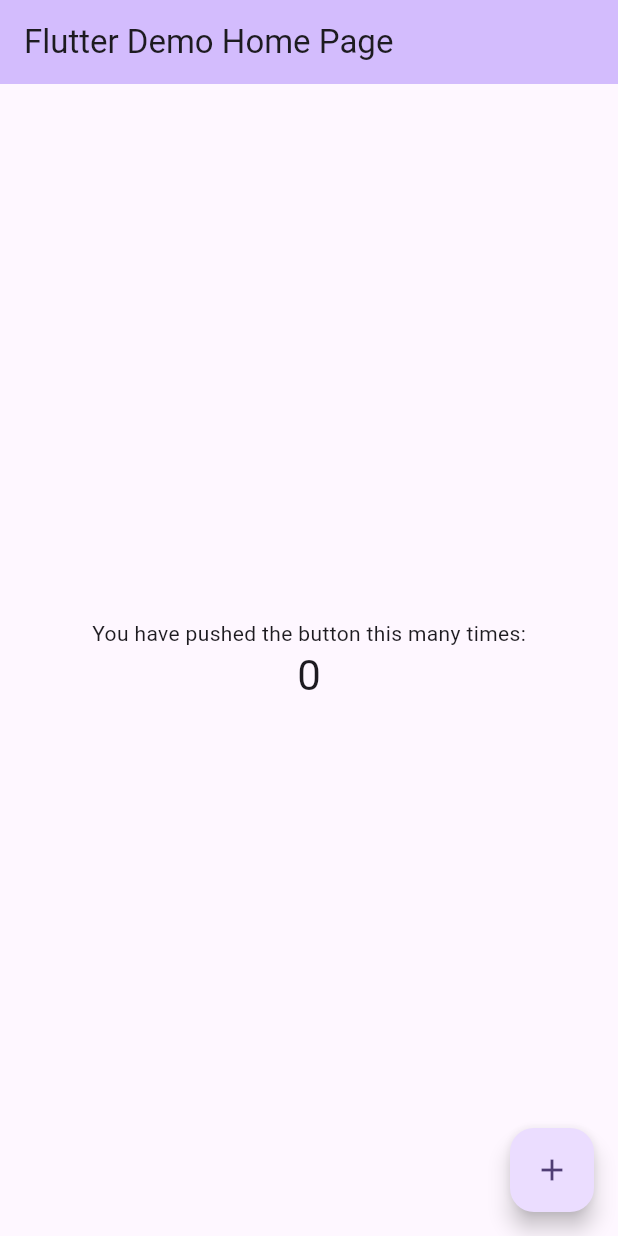
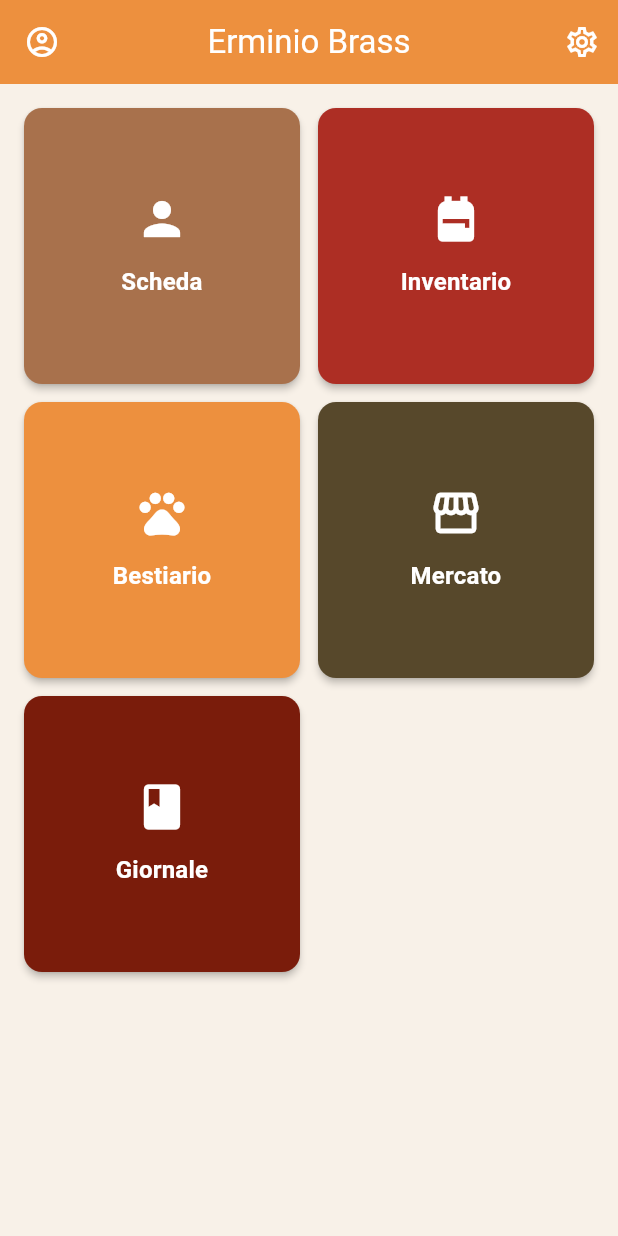
Before and after one commit to Hugene/guild-companion, a Flutter app: the screen it shows after launch, on a phone screen of 412 x 824 dp. Run offline on Flutter 3.47's test engine with Material 3 defaults, Android fonts, the phone set to English and light mode, and no system bars; our stand-ins replace flutter_riverpod.

Commit message:
new overview + models

```diff
--- a/lib/main.dart
+++ b/lib/main.dart
@@ -1,122 +1,21 @@
 import 'package:flutter/material.dart';
+import 'package:flutter_riverpod/flutter_riverpod.dart';
+import 'package:guild_companion/screens/overview_page.dart';
+import 'package:guild_companion/theme.dart';
 
 void main() {
-  runApp(const MyApp());
+  runApp(const ProviderScope(child: MyApp()));
 }
 
 class MyApp extends StatelessWidget {
   const MyApp({super.key});
 
-  // This widget is the root of your application.
   @override
   Widget build(BuildContext context) {
     return MaterialApp(
-      title: 'Flutter Demo',
-      theme: ThemeData(
-        // This is the theme of your application.
-        //
-        // TRY THIS: Try running your application with "flutter run". You'll see
-        // the application has a purple toolbar. Then, without quitting the app,
-        // try changing the seedColor in the colorScheme below to Colors.green
-        // and then invoke "hot reload" (save your changes or press the "hot
-        // reload" button in a Flutter-supported IDE, or press "r" if you used
-        // the command line to start the app).
-        //
-        // Notice that the counter didn't reset back to zero; the application
-        // state is not lost during the reload. To reset the state, use hot
-        // restart instead.
-        //
-        // This works for code too, not just values: Most code changes can be
-        // tested with just a hot reload.
-        colorScheme: .fromSeed(seedColor: Colors.deepPurple),
-      ),
-      home: const MyHomePage(title: 'Flutter Demo Home Page'),
+      title: 'Guild Companion',
+      theme: AppTheme.light(),
+      home: const OverviewPage(),
     );
   }
 }
-
-class MyHomePage extends StatefulWidget {
-  const MyHomePage({super.key, required this.title});
-
-  // This widget is the home page of your application. It is stateful, meaning
-  // that it has a State object (defined below) that contains fields that affect
-  // how it looks.
-
-  // This class is the configuration for the state. It holds the values (in this
-  // case the title) provided by the parent (in this case the App widget) and
-  // used by the build method of the State. Fields in a Widget subclass are
-  // always marked "final".
-
-  final String title;
-
-  @override
-  State<MyHomePage> createState() => _MyHomePageState();
-}
-
-class _MyHomePageState extends State<MyHomePage> {
-  int _counter = 0;
-
-  void _incrementCounter() {
-    setState(() {
-      // This call to setState tells the Flutter framework that something has
-      // changed in this State, which causes it to rerun the build method below
-      // so that the display can reflect the updated values. If we changed
-      // _counter without calling setState(), then the build method would not be
-      // called again, and so nothing would appear to happen.
-      _counter++;
-    });
-  }
-
-  @override
-  Widget build(BuildContext context) {
-    // This method is rerun every time setState is called, for instance as done
-    // by the _incrementCounter method above.
-    //
-    // The Flutter framework has been optimized to make rerunning build methods
-    // fast, so that you can just rebuild anything that needs updating rather
-    // than having to individually change instances of widgets.
-    return Scaffold(
-      appBar: AppBar(
-        // TRY THIS: Try changing the color here to a specific color (to
-        // Colors.amber, perhaps?) and trigger a hot reload to see the AppBar
-        // change color while the other colors stay the same.
-        backgroundColor: Theme.of(context).colorScheme.inversePrimary,
-        // Here we take the value from the MyHomePage object that was created by
-        // the App.build method, and use it to set our appbar title.
-        title: Text(widget.title),
-      ),
-      body: Center(
-        // Center is a layout widget. It takes a single child and positions it
-        // in the middle of the parent.
-        child: Column(
-          // Column is also a layout widget. It takes a list of children and
-          // arranges them vertically. By default, it sizes itself to fit its
-          // children horizontally, and tries to be as tall as its parent.
-          //
-          // Column has various properties to control how it sizes itself and
-          // how it positions its children. Here we use mainAxisAlignment to
-          // center the children vertically; the main axis here is the vertical
-          // axis because Columns are vertical (the cross axis would be
-          // horizontal).
-          //
-          // TRY THIS: Invoke "debug painting" (choose the "Toggle Debug Paint"
-          // action in the IDE, or press "p" in the console), to see the
-          // wireframe for each widget.
-          mainAxisAlignment: .center,
-          children: [
-            const Text('You have pushed the button this many times:'),
-            Text(
-              '$_counter',
-              style: Theme.of(context).textTheme.headlineMedium,
-            ),
-          ],
-        ),
-      ),
-      floatingActionButton: FloatingActionButton(
-        onPressed: _incrementCounter,
-        tooltip: 'Increment',
-        child: const Icon(Icons.add),
-      ),
-    );
-  }
-}
--- /dev/null
+++ b/lib/screens/bestiary_page.dart
@@ -0,0 +1,13 @@
+import 'package:flutter/material.dart';
+
+class BestiaryPage extends StatelessWidget {
+  const BestiaryPage({super.key});
+
+  @override
+  Widget build(BuildContext context) {
+    return Scaffold(
+      appBar: AppBar(title: const Text('Bestiario')),
+      body: const Center(child: Text('Qui visualizzi il bestiario')),
+    );
+  }
+}
--- /dev/null
+++ b/lib/screens/market_page.dart
@@ -0,0 +1,13 @@
+import 'package:flutter/material.dart';
+
+class MarketPage extends StatelessWidget {
+  const MarketPage({super.key});
+
+  @override
+  Widget build(BuildContext context) {
+    return Scaffold(
+      appBar: AppBar(title: const Text('Mercato')),
+      body: const Center(child: Text('Bacheca del mercato e scambi')),
+    );
+  }
+}
--- /dev/null
+++ b/lib/screens/overview_page.dart
@@ -0,0 +1,165 @@
+import 'package:flutter/material.dart';
+import 'package:flutter_riverpod/flutter_riverpod.dart';
+import 'package:guild_companion/theme.dart';
+import 'bestiary_page.dart';
+import 'character_sheet_page.dart';
+import 'market_page.dart';
+import 'journal_page.dart';
+import 'inventory_page.dart';
+
+class OverviewPage extends ConsumerStatefulWidget {
+  const OverviewPage({super.key});
+
+  @override
+  ConsumerState<OverviewPage> createState() => _OverviewPageState();
+}
+
+class _OverviewPageState extends ConsumerState<OverviewPage> {
+  final List<String> _characters = const [
+    'Erminio Brass',
+    'Nino Dangerous',
+    'Bebe Vio',
+    'Violetta Domestica',
+    'G.G. Proietti',
+    'Dio Bardo',
+  ];
+
+  late String _selectedCharacter = _characters.first;
+
+  @override
+  Widget build(BuildContext context) {
+    return Scaffold(
+      appBar: AppBar(
+        leading: PopupMenuButton<String>(
+          tooltip: 'Seleziona personaggio',
+          icon: const Icon(Icons.account_circle_outlined),
+          onSelected: (value) {
+            setState(() => _selectedCharacter = value);
+          },
+          itemBuilder: (context) => _characters
+              .map(
+                (character) => PopupMenuItem<String>(
+                  value: character,
+                  child: Row(
+                    children: [
+                      Icon(
+                        character == _selectedCharacter
+                            ? Icons.check_circle
+                            : Icons.circle_outlined,
+                        size: 18,
+                        color: character == _selectedCharacter
+                            ? Theme.of(context).colorScheme.primary
+                            : Theme.of(context).iconTheme.color,
+                      ),
+                      const SizedBox(width: 8),
+                      Text(character),
+                    ],
+                  ),
+                ),
+              )
+              .toList(),
+        ),
+        title: Text(_selectedCharacter),
+        centerTitle: true,
+        actions: [
+          IconButton(
+            icon: const Icon(Icons.settings_outlined),
+            onPressed: () {
+            },
+          ),
+        ],
+      ),
+      body: Padding(
+        padding: const EdgeInsets.all(16.0),
+        child: GridView.count(
+          crossAxisCount: MediaQuery.of(context).size.width > 600 ? 4 : 2,
+          crossAxisSpacing: 12,
+          mainAxisSpacing: 12,
+          children: [
+            _featureCard(
+              context,
+              title: 'Scheda',
+              icon: Icons.person,
+              backgroundColor: AppColors.secondary,
+              onTap: () => Navigator.of(context).push(
+                MaterialPageRoute(builder: (_) => const CharacterSheetPage()),
+              ),
+            ),
+            _featureCard(
+              context,
+              title: 'Inventario',
+              icon: Icons.backpack,
+              backgroundColor: AppColors.error,
+              onTap: () => Navigator.of(context).push(
+                MaterialPageRoute(builder: (_) => const InventoryPage()),
+              ),
+            ),
+            _featureCard(
+              context,
+              title: 'Bestiario',
+              icon: Icons.pets,
+              backgroundColor: AppColors.primary,
+              onTap: () => Navigator.of(context).push(
+                MaterialPageRoute(builder: (_) => const BestiaryPage()),
+              ),
+            ),
+            _featureCard(
+              context,
+              title: 'Mercato',
+              icon: Icons.storefront,
+              backgroundColor: AppColors.tertiary,
+              onTap: () => Navigator.of(context).push(
+                MaterialPageRoute(builder: (_) => const MarketPage()),
+              ),
+            ),
+            _featureCard(
+              context,
+              title: 'Giornale',
+              icon: Icons.book,
+              backgroundColor: AppColors.accent,
+              onTap: () => Navigator.of(context).push(
+                MaterialPageRoute(builder: (_) => const JournalPage()),
+              ),
+            ),
+          ],
+        ),
+      ),
+    );
+  }
+
+  Widget _featureCard(
+    BuildContext context, {
+    required String title,
+    required IconData icon,
+    required Color backgroundColor,
+    required VoidCallback onTap,
+  }) {
+    return Material(
+      color: backgroundColor,
+      elevation: 2,
+      borderRadius: BorderRadius.circular(12),
+      child: InkWell(
+        borderRadius: BorderRadius.circular(12),
+        onTap: onTap,
+        child: Padding(
+          padding: const EdgeInsets.all(16.0),
+          child: Column(
+            mainAxisAlignment: MainAxisAlignment.center,
+            children: [
+              Icon(icon, size: 36, color: AppColors.onPrimary),
+              const SizedBox(height: 12),
+              Text(
+                title,
+                style: Theme.of(context)
+                    .textTheme
+                    .titleMedium
+                    ?.copyWith(color: AppColors.onPrimary),
+                textAlign: TextAlign.center,
+              ),
+            ],
+          ),
+        ),
+      ),
+    );
+  }
+}
--- /dev/null
+++ b/lib/theme.dart
@@ -0,0 +1,55 @@
+import 'package:flutter/material.dart';
+
+class AppColors {
+  static const primary = Color(0xFFED903E); // #ED903E
+  static const secondary = Color(0xFFA8714C); // #A8714C
+  static const tertiary = Color(0xFF57482B); // #57482B
+  static const accent = Color(0xFF7A1C0B); // #7A1C0B
+  static const error = Color(0xFFAD2E24); // #AD2E24
+  static const surface = Color(0xFFF8F1E8);
+  static const surfaceVariant = Color(0xFFF0E2D4);
+  static const onPrimary = Colors.white;
+  static const onSurface = Color(0xFF2D2A24);
+}
+
+class AppTheme {
+  static ThemeData light() {
+    final scheme = const ColorScheme.light(
+      primary: AppColors.primary,
+      secondary: AppColors.secondary,
+      tertiary: AppColors.tertiary,
+      error: AppColors.error,
+      surface: AppColors.surface,
+      surfaceVariant: AppColors.surfaceVariant,
+      onPrimary: AppColors.onPrimary,
+      onSurface: AppColors.onSurface,
+    );
+
+    return ThemeData(
+      useMaterial3: true,
+      colorScheme: scheme,
+      scaffoldBackgroundColor: AppColors.surface,
+      appBarTheme: const AppBarTheme(
+        backgroundColor: AppColors.primary,
+        foregroundColor: AppColors.onPrimary,
+        elevation: 0,
+      ),
+      cardTheme: CardThemeData(
+        color: AppColors.surfaceVariant,
+        elevation: 2,
+        shape: RoundedRectangleBorder(
+          borderRadius: BorderRadius.circular(12),
+        ),
+      ),
+      floatingActionButtonTheme: const FloatingActionButtonThemeData(
+        backgroundColor: AppColors.accent,
+        foregroundColor: Colors.white,
+      ),
+      iconTheme: const IconThemeData(color: AppColors.tertiary),
+      textTheme: const TextTheme(
+        titleMedium: TextStyle(color: AppColors.onSurface, fontWeight: FontWeight.w600),
+        bodyMedium: TextStyle(color: AppColors.onSurface),
+      ),
+    );
+  }
+}
--- a/pubspec.yaml
+++ b/pubspec.yaml
@@ -34,6 +34,7 @@ dependencies:
   # The following adds the Cupertino Icons font to your application.
   # Use with the CupertinoIcons class for iOS style icons.
   cupertino_icons: ^1.0.8
+  flutter_riverpod: ^3.2.0
 
 dev_dependencies:
   flutter_test:
```
Also changed, not shown: lib/models/character.dart (added, +23 -0 lines), lib/models/dice.dart (added, +9 -0 lines), lib/screens/character_sheet_page.dart (added, +13 -0 lines), lib/screens/inventory_page.dart (added, +13 -0 lines), lib/screens/journal_page.dart (added, +13 -0 lines).
